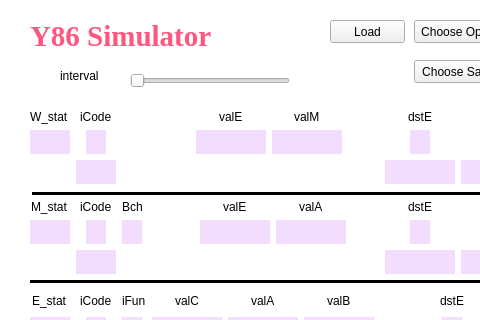
Before: the Qt Designer form gui/y86.ui in CatMiaoMiaoMiao/y86-simulator, drawn with Qt 5; both pictures show x 0 to 480 and y 0 to 320 of the 918 by 639 pixel window.
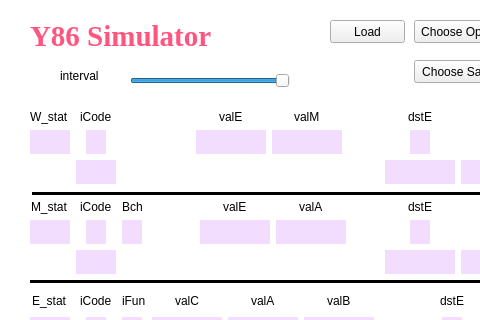
After: the same form once the commit is applied.

Diff of the .ui file:
```diff
--- a/gui/y86.ui
+++ b/gui/y86.ui
@@ -113,6 +113,21 @@
      <height>22</height>
     </rect>
    </property>
+   <property name="layoutDirection">
+    <enum>Qt::LeftToRight</enum>
+   </property>
+   <property name="minimum">
+    <number>1</number>
+   </property>
+   <property name="maximum">
+    <number>100</number>
+   </property>
+   <property name="value">
+    <number>100</number>
+   </property>
+   <property name="sliderPosition">
+    <number>100</number>
+   </property>
    <property name="orientation">
     <enum>Qt::Horizontal</enum>
    </property>
```
